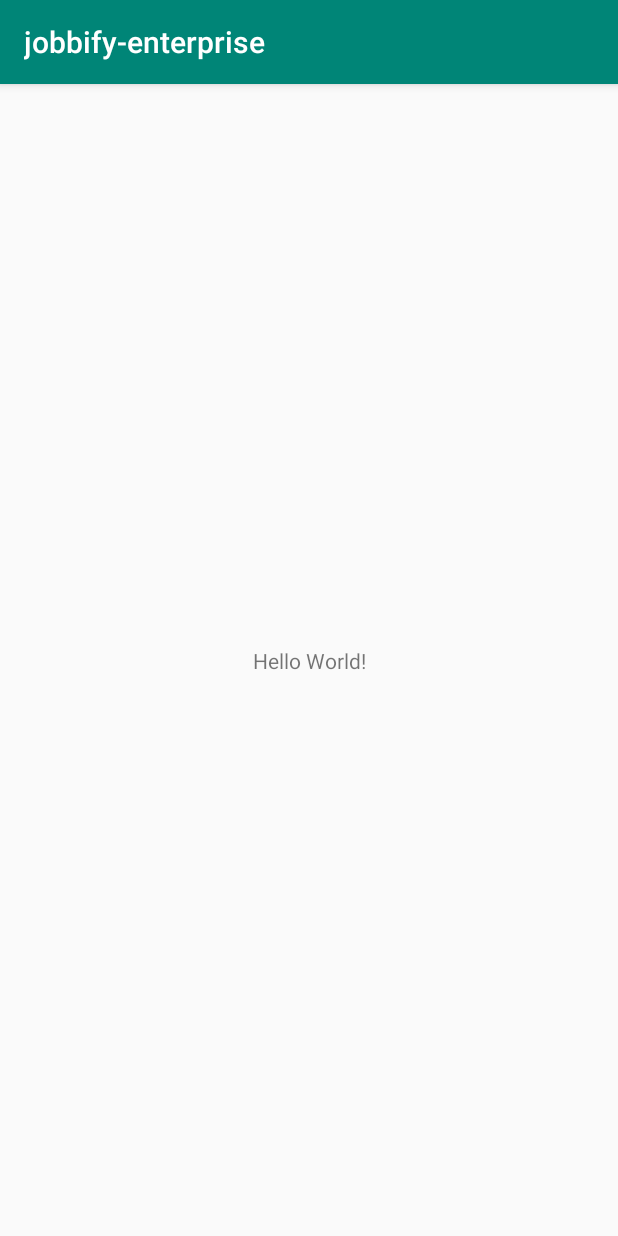
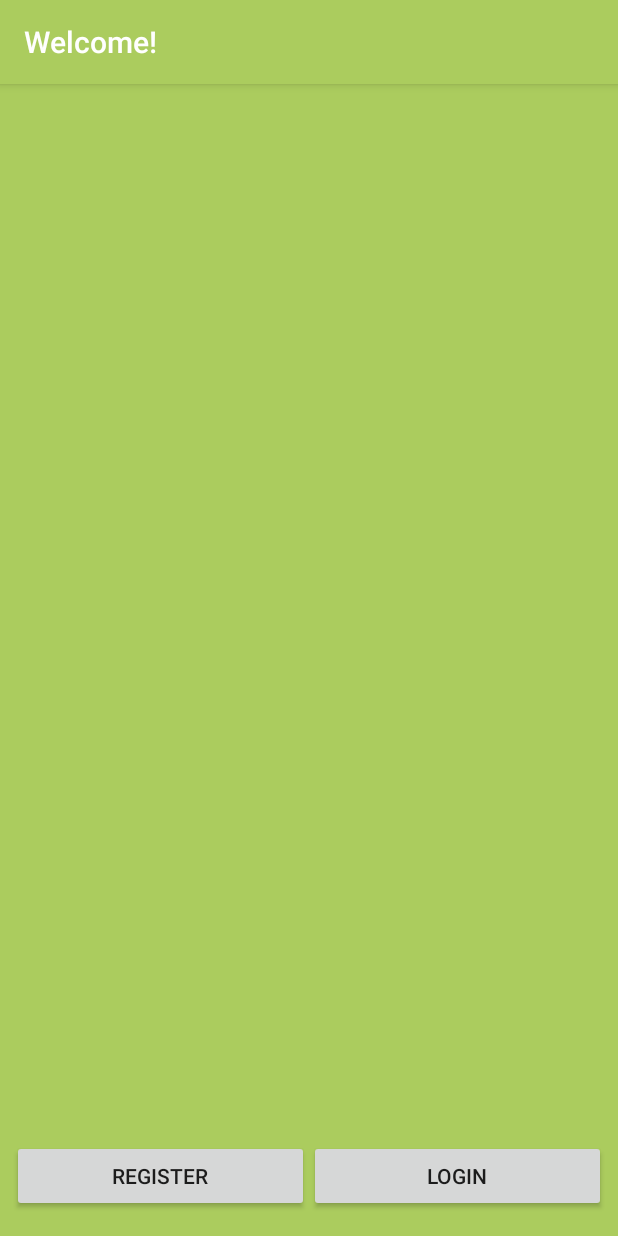
Before and after one commit to JsphSalazar/jobbify-enterprise, an Android app: the screen it shows after launch (MainActivity before the commit, WelcomeActivity after it), on a phone screen of 412 x 824 dp. Run offline under Robolectric (Android 15) with nearby library versions, the phone set to English and light mode, and no system bars; our stand-ins replace Firebase (no records; nobody signed in at launch, a user with empty details on screens opened directly); libraries missing offline, so code that uses them is left out: com.rengwuxian.materialedittext.

Commit message:
First commit, Working welcome activity

```diff
--- a/app/src/main/AndroidManifest.xml
+++ b/app/src/main/AndroidManifest.xml
@@ -13,7 +13,10 @@
         android:roundIcon="@mipmap/ic_launcher_round"
         android:supportsRtl="true"
         android:theme="@style/AppTheme">
-        <activity android:name=".MainActivity">
+        <activity android:name=".activities.EnterpriseDashboard"></activity>
+        <activity
+            android:name=".activities.WelcomeActivity"
+            android:label="Welcome!">
             <intent-filter>
                 <action android:name="android.intent.action.MAIN" />
 
--- a/app/src/main/java/mx/tec/jobbify_enterprise/MainActivity.java
+++ /dev/null
@@ -1,13 +0,0 @@
-package mx.tec.jobbify_enterprise;
-
-import android.support.v7.app.AppCompatActivity;
-import android.os.Bundle;
-
-public class MainActivity extends AppCompatActivity {
-
-    @Override
-    protected void onCreate(Bundle savedInstanceState) {
-        super.onCreate(savedInstanceState);
-        setContentView(R.layout.activity_main);
-    }
-}
--- a/app/src/main/res/layout/activity_main.xml
+++ /dev/null
@@ -1,18 +0,0 @@
-<?xml version="1.0" encoding="utf-8"?>
-<android.support.constraint.ConstraintLayout xmlns:android="http://schemas.android.com/apk/res/android"
-    xmlns:app="http://schemas.android.com/apk/res-auto"
-    xmlns:tools="http://schemas.android.com/tools"
-    android:layout_width="match_parent"
-    android:layout_height="match_parent"
-    tools:context=".MainActivity">
-
-    <TextView
-        android:layout_width="wrap_content"
-        android:layout_height="wrap_content"
-        android:text="Hello World!"
-        app:layout_constraintBottom_toBottomOf="parent"
-        app:layout_constraintLeft_toLeftOf="parent"
-        app:layout_constraintRight_toRightOf="parent"
-        app:layout_constraintTop_toTopOf="parent" />
-
-</android.support.constraint.ConstraintLayout>
--- /dev/null
+++ b/app/src/main/res/layout/activity_welcome.xml
@@ -0,0 +1,45 @@
+<?xml version="1.0" encoding="utf-8"?>
+<android.support.constraint.ConstraintLayout xmlns:android="http://schemas.android.com/apk/res/android"
+    xmlns:app="http://schemas.android.com/apk/res-auto"
+    xmlns:tools="http://schemas.android.com/tools"
+    android:id="@+id/welcomeConstrainLayout"
+    android:layout_width="match_parent"
+    android:layout_height="match_parent"
+    android:background="@color/colorPrimary"
+    tools:context=".activities.WelcomeActivity">
+
+    <android.support.constraint.ConstraintLayout
+        android:layout_width="match_parent"
+        android:layout_height="0dp"
+        android:layout_marginStart="8dp"
+        android:layout_marginEnd="8dp"
+        android:layout_marginBottom="16dp"
+        app:layout_constraintBottom_toBottomOf="parent"
+        app:layout_constraintEnd_toEndOf="parent"
+        app:layout_constraintStart_toStartOf="parent">
+
+        <Button
+            android:id="@+id/button3"
+            android:layout_width="0dp"
+            android:layout_height="wrap_content"
+            android:onClick="onRegisterClick"
+            android:text="@string/registerButton"
+            app:layout_constraintBottom_toBottomOf="parent"
+            app:layout_constraintEnd_toStartOf="@+id/button4"
+            app:layout_constraintHorizontal_bias="0.5"
+            app:layout_constraintStart_toStartOf="parent"
+            app:layout_constraintTop_toTopOf="parent" />
+
+        <Button
+            android:id="@+id/button4"
+            android:layout_width="0dp"
+            android:layout_height="wrap_content"
+            android:onClick="onLoginClick"
+            android:text="@string/loginButton"
+            app:layout_constraintBottom_toBottomOf="parent"
+            app:layout_constraintEnd_toEndOf="parent"
+            app:layout_constraintHorizontal_bias="0.5"
+            app:layout_constraintStart_toEndOf="@+id/button3"
+            app:layout_constraintTop_toTopOf="parent" />
+    </android.support.constraint.ConstraintLayout>
+</android.support.constraint.ConstraintLayout>
--- a/app/src/main/res/values/colors.xml
+++ b/app/src/main/res/values/colors.xml
@@ -1,6 +1,6 @@
 <?xml version="1.0" encoding="utf-8"?>
 <resources>
-    <color name="colorPrimary">#008577</color>
-    <color name="colorPrimaryDark">#00574B</color>
+    <color name="colorPrimary">#ABCC5E</color>
+    <color name="colorPrimaryDark">#729918</color>
     <color name="colorAccent">#D81B60</color>
 </resources>
--- a/app/src/main/res/values/strings.xml
+++ b/app/src/main/res/values/strings.xml
@@ -1,3 +1,7 @@
 <resources>
-    <string name="app_name">jobbify-enterprise</string>
+    <string name="app_name">JobbifyEnterprise</string>
+
+    <!-- welcome activity-->
+    <string name="registerButton">REGISTER</string>
+    <string name="loginButton">LOGIN</string>
 </resources>
```
Also changed, not shown: app/build.gradle (+9 -0 lines), app/src/main/java/mx/tec/jobbify_enterprise/activities/EnterpriseDashboard.java (added, +15 -0 lines), app/src/main/java/mx/tec/jobbify_enterprise/activities/WelcomeActivity.java (added, +229 -0 lines), app/src/main/java/mx/tec/jobbify_enterprise/beans/Enterprise.java (added, +91 -0 lines), app/src/main/java/mx/tec/jobbify_enterprise/beans/Job.java (added, +38 -0 lines), app/src/main/java/mx/tec/jobbify_enterprise/enums/EnterpriseCategory.java (added, +30 -0 lines), app/src/main/java/mx/tec/jobbify_enterprise/validators/FormValidator.java (added, +20 -0 lines), app/src/main/res/layout/activity_enterprise_dashboard.xml (added, +9 -0 lines), app/src/main/res/layout/cardview_login.xml (added, +51 -0 lines), app/src/main/res/layout/cardview_register.xml (added, +96 -0 lines).
